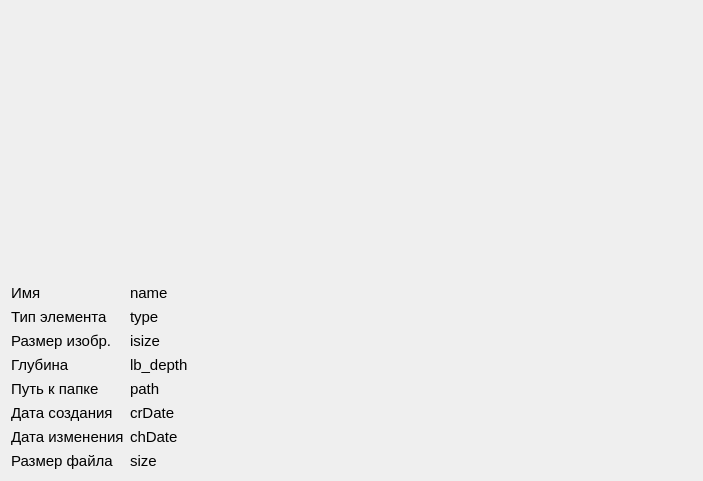
Above: dw_info.ui from JonyN5/Engine-Design-Photos before the change. Below: the same form after it.
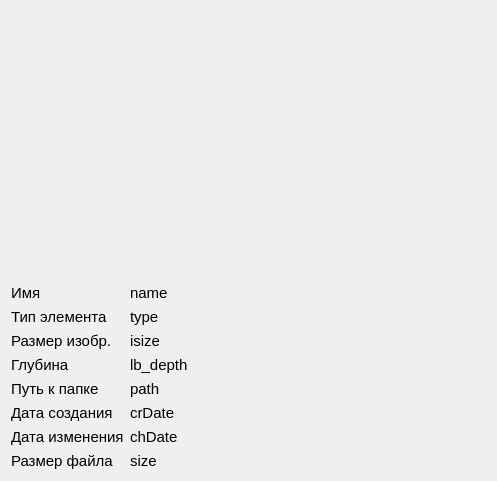
That is the form after the change.

```diff
--- a/dw_info.ui
+++ b/dw_info.ui
@@ -6,46 +6,28 @@
    <rect>
     <x>0</x>
     <y>0</y>
-    <width>703</width>
+    <width>497</width>
     <height>481</height>
    </rect>
   </property>
+  <property name="minimumSize">
+   <size>
+    <width>350</width>
+    <height>0</height>
+   </size>
+  </property>
   <property name="windowTitle">
    <string>Form</string>
   </property>
-  <layout class="QVBoxLayout" name="verticalLayout_4">
-   <item>
-    <layout class="QVBoxLayout" name="verticalLayout_3">
-     <item>
-      <spacer name="verticalSpacer_2">
-       <property name="orientation">
-        <enum>Qt::Vertical</enum>
-       </property>
-       <property name="sizeHint" stdset="0">
-        <size>
-         <width>20</width>
-         <height>40</height>
-        </size>
-       </property>
-      </spacer>
-     </item>
-     <item>
-      <layout class="QHBoxLayout" name="horizontalLayout">
-       <item>
-        <spacer name="horizontalSpacer">
-         <property name="orientation">
-          <enum>Qt::Horizontal</enum>
-         </property>
-         <property name="sizeHint" stdset="0">
-          <size>
-           <width>40</width>
-           <height>20</height>
-          </size>
-         </property>
-        </spacer>
-       </item>
+  <layout class="QVBoxLayout" name="verticalLayout_3" stretch="1,0">
        <item>
         <widget class="QLabel" name="lb_pix">
+     <property name="minimumSize">
+      <size>
+       <width>0</width>
+       <height>0</height>
+      </size>
+     </property>
          <property name="text">
           <string/>
          </property>
@@ -56,36 +38,6 @@
           <bool>false</bool>
          </property>
         </widget>
-       </item>
-       <item>
-        <spacer name="horizontalSpacer_2">
-         <property name="orientation">
-          <enum>Qt::Horizontal</enum>
-         </property>
-         <property name="sizeHint" stdset="0">
-          <size>
-           <width>40</width>
-           <height>20</height>
-          </size>
-         </property>
-        </spacer>
-       </item>
-      </layout>
-     </item>
-     <item>
-      <spacer name="verticalSpacer">
-       <property name="orientation">
-        <enum>Qt::Vertical</enum>
-       </property>
-       <property name="sizeHint" stdset="0">
-        <size>
-         <width>20</width>
-         <height>40</height>
-        </size>
-       </property>
-      </spacer>
-     </item>
-    </layout>
    </item>
    <item>
     <layout class="QFormLayout" name="_2">
```
Lines whose indentation alone changed are shown as unchanged.
